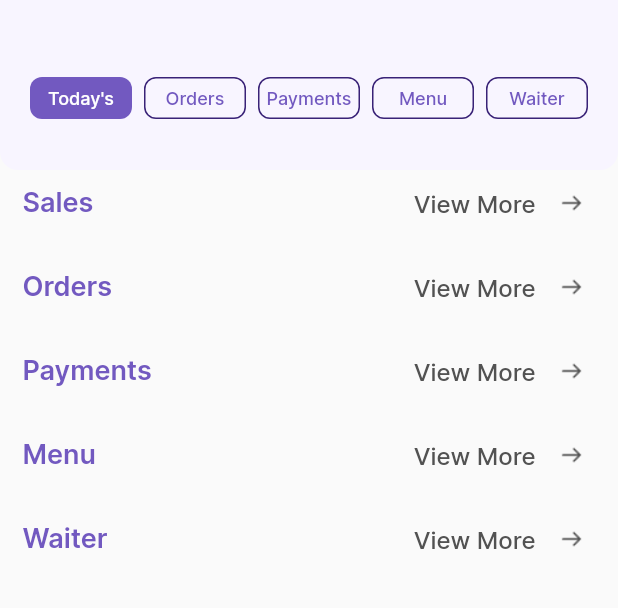
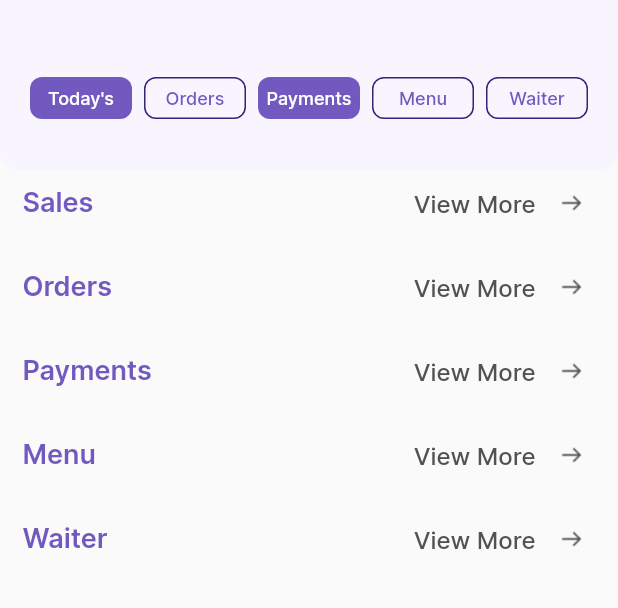
Before and after one commit to laila-nabil/analytics_screen_ui, a Flutter app: the screen it shows after launch, on a phone screen of 412 x 824 dp, the part 58-666 px from its top. Run offline on Flutter 3.47's test engine with Material 2 defaults, Android fonts, the phone set to English and light mode, and no system bars.

Commit message:
CustomMenuBar

```diff
--- a/lib/main.dart
+++ b/lib/main.dart
@@ -13,13 +13,11 @@ class MyApp extends StatelessWidget {
   @override
   Widget build(BuildContext context) {
     return MaterialApp(
-      title: 'AnalyticsScreen',
+        title: 'AnalyticsScreen',
+        debugShowCheckedModeBanner: false,
         theme: ThemeData(
-            colorScheme: ColorScheme.fromSwatch()
-                .copyWith(
-                primary: AppColors.violet800,
-                secondary: AppColors.violet400)),
-        home: AnalyticsScreen()
-    );
+            colorScheme: ColorScheme.fromSwatch().copyWith(
+                primary: AppColors.violet800, secondary: AppColors.violet400)),
+        home: AnalyticsScreen());
   }
 }
--- a/lib/screens/analytics_screen.dart
+++ b/lib/screens/analytics_screen.dart
@@ -4,11 +4,23 @@ import '../core/app_colors.dart';
 import '../widgets/menu_bar.dart';
 import '../widgets/section_title.dart';
 
-class AnalyticsScreen extends StatelessWidget {
+class AnalyticsScreen extends StatefulWidget {
   const AnalyticsScreen({Key? key}) : super(key: key);
 
   @override
+  State<AnalyticsScreen> createState() => _AnalyticsScreenState();
+}
+
+class _AnalyticsScreenState extends State<AnalyticsScreen> {
+  MenuBarItem selectedMenuBarItem = MenuBarItem.payments;
+  var ordersKey = GlobalKey();
+  var paymentsKey = GlobalKey();
+  var menuKey = GlobalKey();
+  var waiterKey = GlobalKey();
+
+  @override
   Widget build(BuildContext context) {
+
     return Scaffold(
       drawer: Container(),
       appBar: AppBar(
@@ -28,17 +40,63 @@ class AnalyticsScreen extends StatelessWidget {
       ),
       body: Column(
         children: [
-          CustomMenuBar(),
-          Padding(padding: EdgeInsets.symmetric(horizontal: 15),
-          child: Column(
-            children: [
-              SectionTitle(sectionTitle: "Sales",viewMore: (){},),
-              SectionTitle(sectionTitle: "Orders",viewMore: (){},),
-              SectionTitle(sectionTitle: "Payments",viewMore: (){},),
-              SectionTitle(sectionTitle: "Menu",viewMore: (){},),
-              SectionTitle(sectionTitle: "Waiter",viewMore: (){},),
-            ],
+          CustomMenuBar(
+            selectedMenuBarItem: selectedMenuBarItem,
+            onSelect: (selected) {
+              setState(() {
+                selectedMenuBarItem = selected;
+                switch(selectedMenuBarItem){
+
+                  case MenuBarItem.sales:
+                    break;
+                  case MenuBarItem.orders:
+                    Scrollable.ensureVisible(ordersKey.currentContext!);
+                    break;
+                  case MenuBarItem.payments:
+                    Scrollable.ensureVisible(paymentsKey.currentContext!);
+                    break;
+                  case MenuBarItem.menu:
+                    Scrollable.ensureVisible(menuKey.currentContext!);
+                    break;
+                  case MenuBarItem.waiter:
+                    Scrollable.ensureVisible(waiterKey.currentContext!);
+                    break;
+                }
+              });
+            },
           ),
+          Padding(
+            padding: EdgeInsets.symmetric(horizontal: 15),
+            child: SingleChildScrollView(
+              child: Column(
+                children: [
+                  SectionTitle(
+                    sectionTitle: "Sales",
+                    viewMore: () {},
+                  ),
+                  SectionTitle(
+                    key: ordersKey,
+                    sectionTitle: "Orders",
+                    viewMore: () {},
+                  ),
+                  SectionTitle(
+                    key: paymentsKey,
+                    sectionTitle: "Payments",
+                    viewMore: () {},
+                  ),
+                  SectionTitle(
+                    key: menuKey,
+                    sectionTitle: "Menu",
+                    viewMore: () {},
+                  ),
+                  SectionTitle(
+                    key: waiterKey,
+                    sectionTitle: "Waiter",
+                    viewMore: () {},
+                  ),
+                ],
+              ),
+            ),
           )
         ],
       ),
--- a/lib/widgets/menu_bar.dart
+++ b/lib/widgets/menu_bar.dart
@@ -2,8 +2,14 @@ import 'package:flutter/material.dart';
 
 import '../core/app_colors.dart';
 
+enum MenuBarItem { sales, orders, payments, menu, waiter }
+
 class CustomMenuBar extends StatelessWidget {
-  const CustomMenuBar({Key? key}) : super(key: key);
+  const CustomMenuBar(
+      {Key? key, required this.selectedMenuBarItem, required this.onSelect})
+      : super(key: key);
+  final MenuBarItem selectedMenuBarItem;
+  final void Function(MenuBarItem) onSelect;
 
   @override
   Widget build(BuildContext context) {
@@ -20,11 +26,23 @@ class CustomMenuBar extends StatelessWidget {
         scrollDirection: Axis.horizontal,
         child: Row(
           children: [
-            MenuChip(title: "Today's", onTap: () {}, isSelected: true),
-            MenuChip(title: "Orders", onTap: () {}, isSelected: false),
-            MenuChip(title: "Payments", onTap: () {}, isSelected: false),
-            MenuChip(title: "Menu", onTap: () {}, isSelected: false),
-            MenuChip(title: "Waiter", onTap: () {}, isSelected: false),
+            MenuChip(title: "Today's", onTap: () {}, isHighlighted: true),
+            MenuChip(
+                title: capitalize(MenuBarItem.orders.name),
+                onTap: () {onSelect(MenuBarItem.orders);},
+                isHighlighted: selectedMenuBarItem == MenuBarItem.orders),
+            MenuChip(
+                title: capitalize(MenuBarItem.payments.name),
+                onTap: () {onSelect(MenuBarItem.payments);},
+                isHighlighted: selectedMenuBarItem == MenuBarItem.payments),
+            MenuChip(
+                title: capitalize(MenuBarItem.menu.name),
+                onTap: () {onSelect(MenuBarItem.menu);},
+                isHighlighted: selectedMenuBarItem == MenuBarItem.menu),
+            MenuChip(
+                title: capitalize(MenuBarItem.waiter.name),
+                onTap: () {onSelect(MenuBarItem.waiter);},
+                isHighlighted: selectedMenuBarItem == MenuBarItem.waiter),
           ],
         ),
       ),
@@ -37,33 +55,43 @@ class MenuChip extends StatelessWidget {
       {Key? key,
       required this.title,
       required this.onTap,
-      required this.isSelected})
+      required this.isHighlighted})
       : super(key: key);
   final String title;
   final void Function() onTap;
-  final bool isSelected;
+  final bool isHighlighted;
 
   @override
   Widget build(BuildContext context) {
-    return Container(
+    return InkWell(
+      onTap: onTap,
+      child: Container(
         width: 68,
         height: 28,
         margin: EdgeInsets.symmetric(horizontal: 4),
         decoration: BoxDecoration(
-        color: isSelected ? AppColors.violet400 : AppColors.violet50,
-        border: isSelected ? null : Border.all(color: AppColors.violet800),
+          color: isHighlighted ? AppColors.violet400 : AppColors.violet50,
+          border: isHighlighted ? null : Border.all(color: AppColors.violet800),
           borderRadius: BorderRadius.circular(8),
         ),
         child: Center(
           child: Text(
             title,
             style: TextStyle(
-              color: isSelected ? AppColors.white00 : AppColors.violet400,
+                color: isHighlighted ? AppColors.white00 : AppColors.violet400,
                 fontFamily: "Inter",
                 fontSize: 12,
                 fontWeight: FontWeight.w500),
           ),
         ),
+      ),
     );
   }
 }
+
+String capitalize(String s) {
+  if (s.isEmpty) {
+    return s;
+  }
+  return s.substring(0, 1).toUpperCase() + s.substring(1).toLowerCase();
+}
```
Lines whose indentation alone changed are shown as unchanged.
